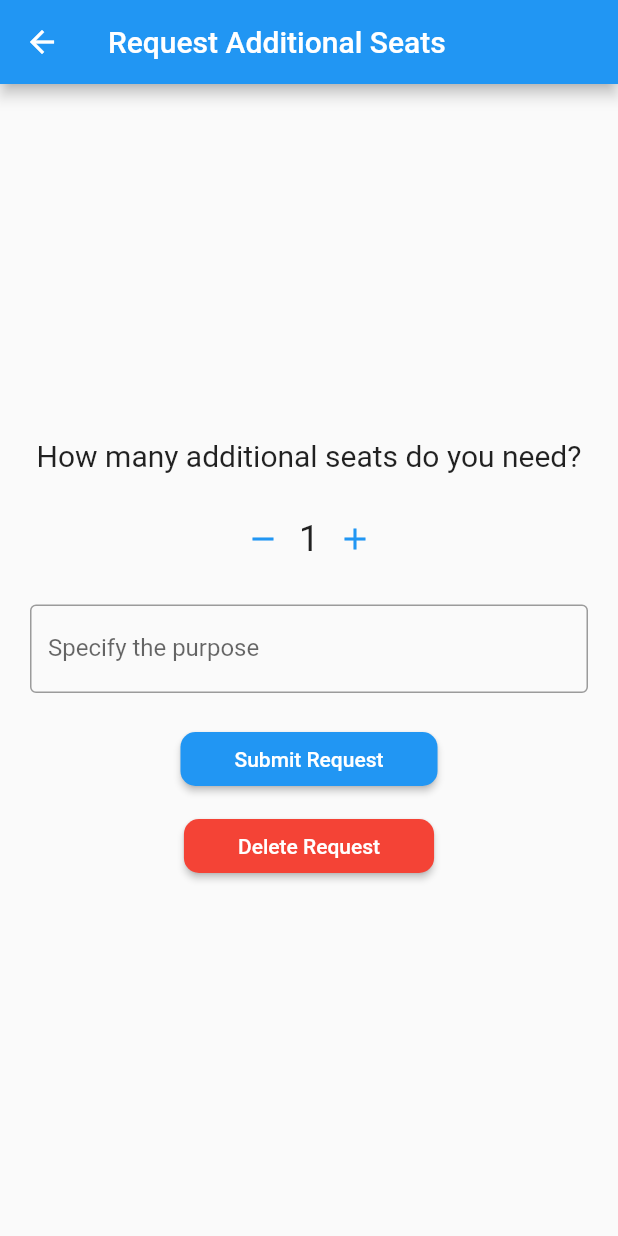
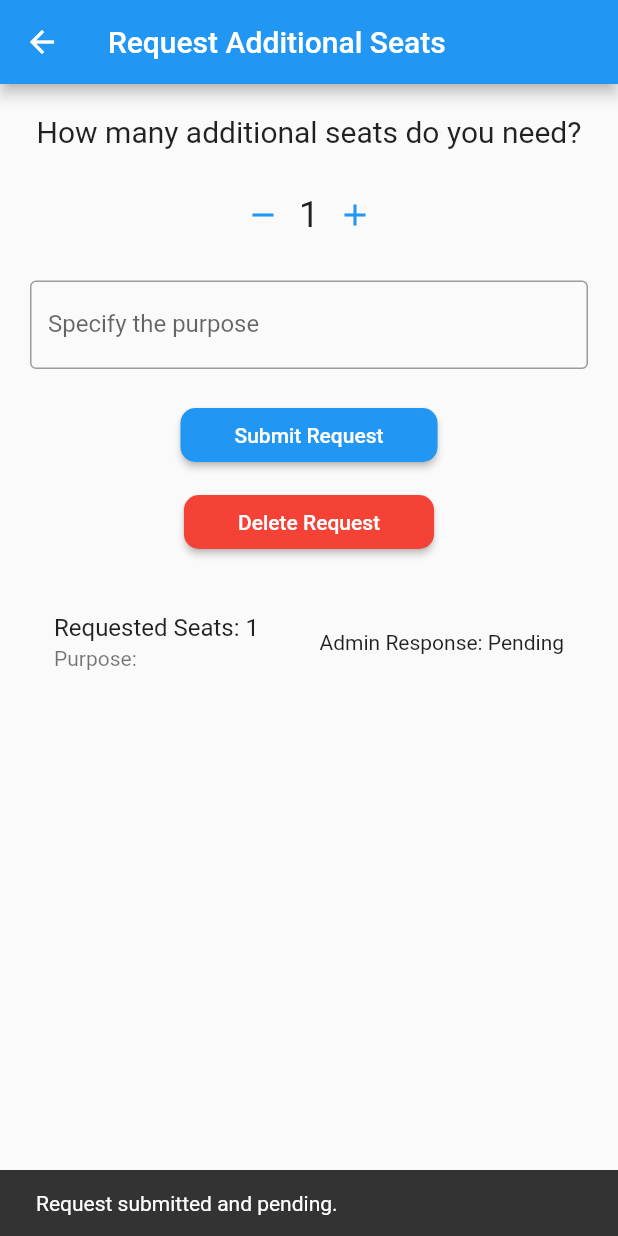
Before and after one commit to 0019-KDU/Lego-MobileApp, a Flutter app: the SeatRequestScreen screen opened directly, after a tap on "Submit Request", on a phone screen of 412 x 824 dp. Run offline on Flutter 3.47's test engine with Material 2 defaults, Android fonts, the phone set to English and light mode, and no system bars; our stand-ins replace cloud_firestore, firebase_auth, firebase_core, firebase_database, firebase_messaging, firebase_storage and 7 more; accounts and stored records are empty.

Commit message:
Improve the additinoal_seat function
To display admin answers on the user side,

```diff
--- a/lib/user_include/option.dart
+++ b/lib/user_include/option.dart
@@ -14,9 +14,14 @@ class _SeatRequestScreenState extends State<SeatRequestScreen> {
   String purpose = '';
   final FirebaseAuth _auth = FirebaseAuth.instance;
   final FirebaseFirestore _firestore = FirebaseFirestore.instance;
+  final GlobalKey<ScaffoldState> _scaffoldKey = GlobalKey<ScaffoldState>();
+  final TextEditingController _purposeController =
+      TextEditingController(); // Step 1
 
   @override
   Widget build(BuildContext context) {
+    final user = _auth.currentUser;
+
     return Scaffold(
       appBar: AppBar(
         title: const Text('Request Additional Seats'),
@@ -88,8 +93,6 @@ class _SeatRequestScreenState extends State<SeatRequestScreen> {
                 ),
               ),
               onPressed: () async {
-                final user = _auth.currentUser;
-
                 if (user == null) {
                   // User is not authenticated
                   return;
@@ -98,9 +101,7 @@ class _SeatRequestScreenState extends State<SeatRequestScreen> {
                 final lastRequest = await getLastRequest(user.uid);
 
                 if (lastRequest == null ||
-                    canMakeNewRequest(
-                      lastRequest['timestamp'],
-                    )) {
+                    canMakeNewRequest(lastRequest['timestamp'])) {
                   await submitRequest(user.uid, requestedSeats, purpose);
 
                   // Clear the input fields
@@ -108,6 +109,13 @@ class _SeatRequestScreenState extends State<SeatRequestScreen> {
                     requestedSeats = 1;
                     purpose = '';
                   });
+
+                  // Show a snackbar indicating the request is pending
+                  ScaffoldMessenger.of(context).showSnackBar(
+                    SnackBar(
+                      content: const Text('Request submitted and pending.'),
+                    ),
+                  );
                 } else {
                   // User cannot make a new request
                   showDialog(
@@ -148,14 +156,19 @@ class _SeatRequestScreenState extends State<SeatRequestScreen> {
                 ),
               ),
               onPressed: () async {
-                final user = _auth.currentUser;
-
                 if (user == null) {
                   // User is not authenticated
                   return;
                 }
 
                 await deleteRequest(user.uid);
+
+                // Show a snackbar indicating the request is deleted
+                ScaffoldMessenger.of(context).showSnackBar(
+                  SnackBar(
+                    content: const Text('Request deleted.'),
+                  ),
+                );
               },
               child: const Padding(
                 padding: EdgeInsets.symmetric(
@@ -163,6 +176,46 @@ class _SeatRequestScreenState extends State<SeatRequestScreen> {
                   horizontal: 20.0,
                 ),
                 child: Text('Delete Request'),
+              ),
+            ),
+            const SizedBox(height: 20),
+            // Display user requests and admin responses
+            Expanded(
+              child: StreamBuilder<QuerySnapshot>(
+                stream: FirebaseFirestore.instance
+                    .collection('seat_requests')
+                    .where('userId', isEqualTo: user?.uid)
+                    .snapshots(),
+                builder: (context, snapshot) {
+                  if (snapshot.connectionState == ConnectionState.waiting) {
+                    // Show a loading indicator while data is loading
+                    return CircularProgressIndicator();
+                  } else if (snapshot.hasError) {
+                    // Handle error
+                    return Text('Error: ${snapshot.error}');
+                  } else if (!snapshot.hasData || snapshot.data!.docs.isEmpty) {
+                    // Handle case when no data is available
+                    return Text('No seat requests found.');
+                  } else {
+                    // Display user requests and admin responses
+                    final documents = snapshot.data!.docs;
+                    return ListView.builder(
+                      itemCount: documents.length,
+                      itemBuilder: (context, index) {
+                        final documentData =
+                            documents[index].data() as Map<String, dynamic>;
+                        final adminResponse = documentData['status'] ??
+                            'Pending'; // Default to 'Pending' if field doesn't exist
+                        return ListTile(
+                          title: Text(
+                              'Requested Seats: ${documentData['requestedSeats']}'),
+                          subtitle: Text('Purpose: ${documentData['purpose']}'),
+                          trailing: Text('Admin Response: $adminResponse'),
+                        );
+                      },
+                    );
+                  }
+                },
               ),
             ),
           ],
@@ -203,6 +256,7 @@ class _SeatRequestScreenState extends State<SeatRequestScreen> {
   }
 
   Future<void> deleteRequest(String userId) async {
+    try {
       final userRequests = await _firestore
           .collection('seat_requests')
           .where('userId', isEqualTo: userId)
@@ -211,5 +265,9 @@ class _SeatRequestScreenState extends State<SeatRequestScreen> {
       for (final request in userRequests.docs) {
         await request.reference.delete();
       }
+    } catch (e) {
+      print("Error deleting request: $e");
+      // Handle the error here, e.g., display an error message to the user.
     }
   }
+}
--- a/pubspec.yaml
+++ b/pubspec.yaml
@@ -61,7 +61,6 @@ dependencies:
   location: ^5.0.3
   google_maps: ^6.3.0
 
-
 dev_dependencies:
   flutter_test:
     sdk: flutter
```
Also changed, not shown: lib/admin_include/additional.dart (+13 -58 lines), pubspec.lock. Lines whose indentation alone changed are shown as unchanged.
